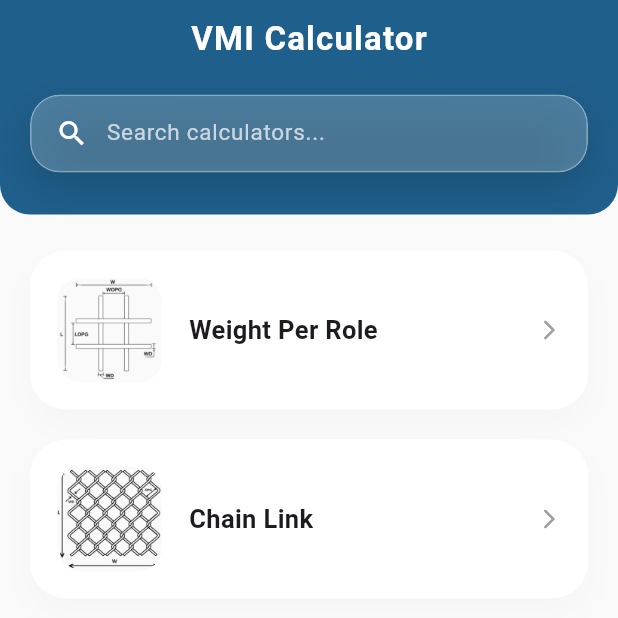
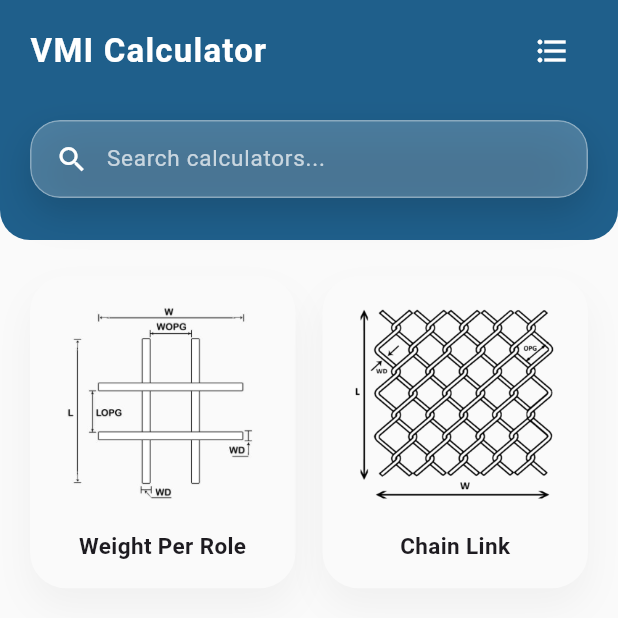
Before and after one commit to shreyansh2003Chi/mesh_calc, a Flutter app: the screen it shows after launch, on a phone screen of 412 x 824 dp, the top half of it. Run offline on Flutter 3.47's test engine with Material 3 defaults, Android fonts, the phone set to English and light mode, and no system bars.

Commit message:
some UI related Issues Solved

```diff
--- a/lib/main.dart
+++ b/lib/main.dart
@@ -4,7 +4,6 @@ import 'package:measurements/providers/chain_link_provider.dart';
 import 'package:measurements/providers/home_page_provider.dart';
 import 'package:measurements/providers/material_selection_bottom_sheet_provider.dart';
 import 'package:measurements/providers/weight_per_role_provider.dart';
-import 'package:measurements/utils/theme.dart';
 import 'package:provider/provider.dart';
 
 void main() {
@@ -12,7 +11,7 @@ void main() {
     MultiProvider(
       providers: [
         ChangeNotifierProvider(create: (_) => ChainLinkProvider()),
-        ChangeNotifierProvider(create: (_) => MeshHomePageProvider()),
+        ChangeNotifierProvider(create: (_) => HomePageProvider()),
         ChangeNotifierProvider(create: (_) => WeightPerRoleProvider()),
         ChangeNotifierProvider(create: (_) => MaterialSelectionBottomSheetProvider()),
       ],
--- a/lib/pages/home_page.dart
+++ b/lib/pages/home_page.dart
@@ -1,11 +1,11 @@
 import 'dart:ui';
 import 'package:flutter/material.dart';
-import 'package:measurements/models/mesh_item.dart';
 import 'package:measurements/pages/chain_link.dart';
 import 'package:measurements/pages/weight_per_role.dart';
-import 'package:measurements/utils/app_assets.dart';
+import 'package:measurements/providers/home_page_provider.dart';
 import 'package:measurements/utils/app_colors.dart';
 import 'package:measurements/utils/app_string.dart';
+import 'package:provider/provider.dart';
 
 class MeshHomePage extends StatefulWidget {
   const MeshHomePage({super.key});
@@ -15,56 +15,24 @@ class MeshHomePage extends StatefulWidget {
 }
 
 class _MeshHomePageState extends State<MeshHomePage> {
-  final TextEditingController _searchCtrl = TextEditingController();
-
-  final List<MeshItem> _allItems = [MeshItem(title: "Weight Per Role", image: AppAssets.weightPerRole), MeshItem(title: "Chain Link", image: AppAssets.chainLink)];
-
-  List<MeshItem> _filteredItems = [];
-
   @override
   void initState() {
+    WidgetsBinding.instance.addPostFrameCallback((timeStamp) {
+      Provider.of<HomePageProvider>(context, listen: false).init();
+    });
     super.initState();
-    _filteredItems = _allItems;
-  }
-
-  void _filter(String query) {
-    setState(() {
-      if (query.isEmpty) {
-        _filteredItems = _allItems;
-      } else {
-        _filteredItems = _allItems.where((item) => item.title.toLowerCase().contains(query.toLowerCase())).toList();
-      }
-    });
   }
 
   @override
   Widget build(BuildContext context) {
+    return Consumer<HomePageProvider>(
+      builder: (BuildContext context, pr, Widget? child) {
         return Scaffold(
           backgroundColor: AppColors().cFaFaFa,
           body: Column(
             children: [
-          _modernHeader(),
-          Expanded(
-            child: ListView.separated(
-              physics: const BouncingScrollPhysics(parent: AlwaysScrollableScrollPhysics()),
-              padding: const EdgeInsets.symmetric(horizontal: 20, vertical: 24),
-              itemCount: _filteredItems.length,
-              separatorBuilder: (_, _) => const SizedBox(height: 20),
-              itemBuilder: (context, index) {
-                final item = _filteredItems[index];
-                return _modernCard(context, item);
-              },
-            ),
-          ),
-        ],
-      ),
-    );
-  }
-
-  Widget _modernHeader() {
-    return Container(
+              Container(
                 width: double.infinity,
-
                 decoration: BoxDecoration(
                   color: AppColors().c1F5F8B,
                   borderRadius: BorderRadius.vertical(bottom: Radius.circular(20)),
@@ -77,9 +45,21 @@ class _MeshHomePageState extends State<MeshHomePage> {
                       mainAxisSize: MainAxisSize.min,
                       children: [
                         const SizedBox(width: 4),
+                        Row(
+                          mainAxisAlignment: MainAxisAlignment.spaceBetween,
+                          children: [
                             const Text(
                               AppString.vMiCalculator,
                               style: TextStyle(fontSize: 22, fontWeight: FontWeight.w700, color: Colors.white, letterSpacing: 0.8),
+                            ),
+                            IconButton(
+                              color: AppColors().cFFFFFF,
+                              onPressed: () {
+                                pr.changeView();
+                              },
+                              icon: pr.isGridView ? Icon(Icons.format_list_bulleted_outlined) : Icon(Icons.grid_view_rounded),
+                            ),
+                          ],
                         ),
 
                         const SizedBox(height: 22),
@@ -107,10 +87,9 @@ class _MeshHomePageState extends State<MeshHomePage> {
                                     const SizedBox(width: 12),
                                     Expanded(
                                       child: TextField(
-                              controller: _searchCtrl,
+                                        controller: pr.searchController,
                                         onChanged: (value) {
-                                setState(() {}); // updates clear icon
-                                _filter(value);
+                                          pr.filter(value);
                                         },
                                         cursorColor: Colors.white,
                                         style: const TextStyle(color: Colors.white, fontSize: 15),
@@ -122,12 +101,10 @@ class _MeshHomePageState extends State<MeshHomePage> {
                                         ),
                                       ),
                                     ),
-                          if (_searchCtrl.text.isNotEmpty)
+                                    if (pr.searchController.text.isNotEmpty)
                                       GestureDetector(
                                         onTap: () {
-                                _searchCtrl.clear();
-                                _filter("");
-                                setState(() {});
+                                          pr.clearFilter();
                                         },
                                         child: Container(
                                           padding: const EdgeInsets.all(6),
@@ -145,10 +122,26 @@ class _MeshHomePageState extends State<MeshHomePage> {
                     ),
                   ),
                 ),
+              ),
+              Expanded(
+                child: AnimatedSwitcher(
+                  duration: const Duration(milliseconds: 400),
+                  switchInCurve: Curves.easeOutCubic,
+                  switchOutCurve: Curves.easeInCubic,
+                  transitionBuilder: (child, animation) {
+                    return FadeTransition(
+                      opacity: animation,
+                      child: ScaleTransition(scale: Tween<double>(begin: 0.95, end: 1).animate(animation), child: child),
                     );
-  }
-
-  Widget _modernCard(BuildContext context, MeshItem item) {
+                  },
+                  child: pr.isGridView == false
+                      ? ListView.separated(
+                          physics: const BouncingScrollPhysics(parent: AlwaysScrollableScrollPhysics()),
+                          padding: const EdgeInsets.symmetric(horizontal: 20, vertical: 24),
+                          itemCount: pr.filteredItems.length,
+                          separatorBuilder: (_, _) => const SizedBox(height: 20),
+                          itemBuilder: (context, index) {
+                            final item = pr.filteredItems[index];
                             return InkWell(
                               borderRadius: BorderRadius.circular(24),
                               onTap: () {
@@ -162,7 +155,7 @@ class _MeshHomePageState extends State<MeshHomePage> {
                                 padding: const EdgeInsets.all(18),
                                 decoration: BoxDecoration(
                                   borderRadius: BorderRadius.circular(24),
-          color: Colors.white,
+                                  color:  AppColors().cFaFaFa,
                                   boxShadow: [BoxShadow(color: Colors.black.withOpacity(0.02), blurRadius: 18, offset: const Offset(0, 10))],
                                 ),
                                 child: Row(
@@ -180,5 +173,63 @@ class _MeshHomePageState extends State<MeshHomePage> {
                                 ),
                               ),
                             );
+                          },
+                        )
+                      : GridView.builder(
+                          physics: const BouncingScrollPhysics(parent: AlwaysScrollableScrollPhysics()),
+                          padding: const EdgeInsets.symmetric(horizontal: 20, vertical: 24),
+                          itemCount: pr.filteredItems.length,
+                          gridDelegate: const SliverGridDelegateWithMaxCrossAxisExtent(maxCrossAxisExtent: 220, crossAxisSpacing: 18, mainAxisSpacing: 18, childAspectRatio: 0.85),
+                          itemBuilder: (context, index) {
+                            final item = pr.filteredItems[index];
+
+                            return InkWell(
+                              borderRadius: BorderRadius.circular(24),
+                              onTap: () {
+                                if (item.title == AppString.chainLink) {
+                                  Navigator.push(context, MaterialPageRoute(builder: (_) => ChainLinkScreen(item: item)));
+                                } else if (item.title == AppString.weightPerRole) {
+                                  Navigator.push(context, MaterialPageRoute(builder: (_) => WeightPerRole(meshItem: item)));
+                                }
+                              },
+                              child: AnimatedContainer(
+                                duration: const Duration(milliseconds: 200),
+                                curve: Curves.easeOut,
+                                padding: const EdgeInsets.all(18),
+                                decoration: BoxDecoration(
+                                  borderRadius: BorderRadius.circular(24),
+                                  color:  AppColors().cFaFaFa,
+                                  boxShadow: [BoxShadow(color: Colors.black.withOpacity(0.04), blurRadius: 20, offset: const Offset(0, 12))],
+                                ),
+                                child: Column(
+                                  mainAxisAlignment: MainAxisAlignment.center,
+                                  children: [
+                                    Flexible(
+                                      child: ClipRRect(
+                                        borderRadius: BorderRadius.circular(18),
+                                        child: Image.asset(item.image, fit: BoxFit.contain),
+                                      ),
+                                    ),
+                                    const SizedBox(height: 16),
+                                    Text(
+                                      item.title,
+                                      textAlign: TextAlign.center,
+                                      maxLines: 2,
+                                      overflow: TextOverflow.ellipsis,
+                                      style: const TextStyle(fontSize: 15, fontWeight: FontWeight.w600),
+                                    ),
+                                  ],
+                                ),
+                              ),
+                            );
+                          },
+                        ),
+                ),
+              ),
+            ],
+          ),
+        );
+      },
+    );
   }
 }
--- a/lib/pages/material_selection_bottom_sheet.dart
+++ b/lib/pages/material_selection_bottom_sheet.dart
@@ -93,7 +93,6 @@ class _MaterialSelectionBottomSheetState extends State<MaterialSelectionBottomSh
                     itemBuilder: (context, index) {
                       final m = p.filteredMaterials[index];
                       final isSelected = m.id == p.material.id;
-
                       return ListTile(
                         leading: Container(
                           decoration: BoxDecoration(color: m.color.withOpacity(0.2), shape: BoxShape.circle),
```
Also changed, not shown: lib/providers/home_page_provider.dart (+39 -1 lines). Lines whose indentation alone changed are shown as unchanged.
